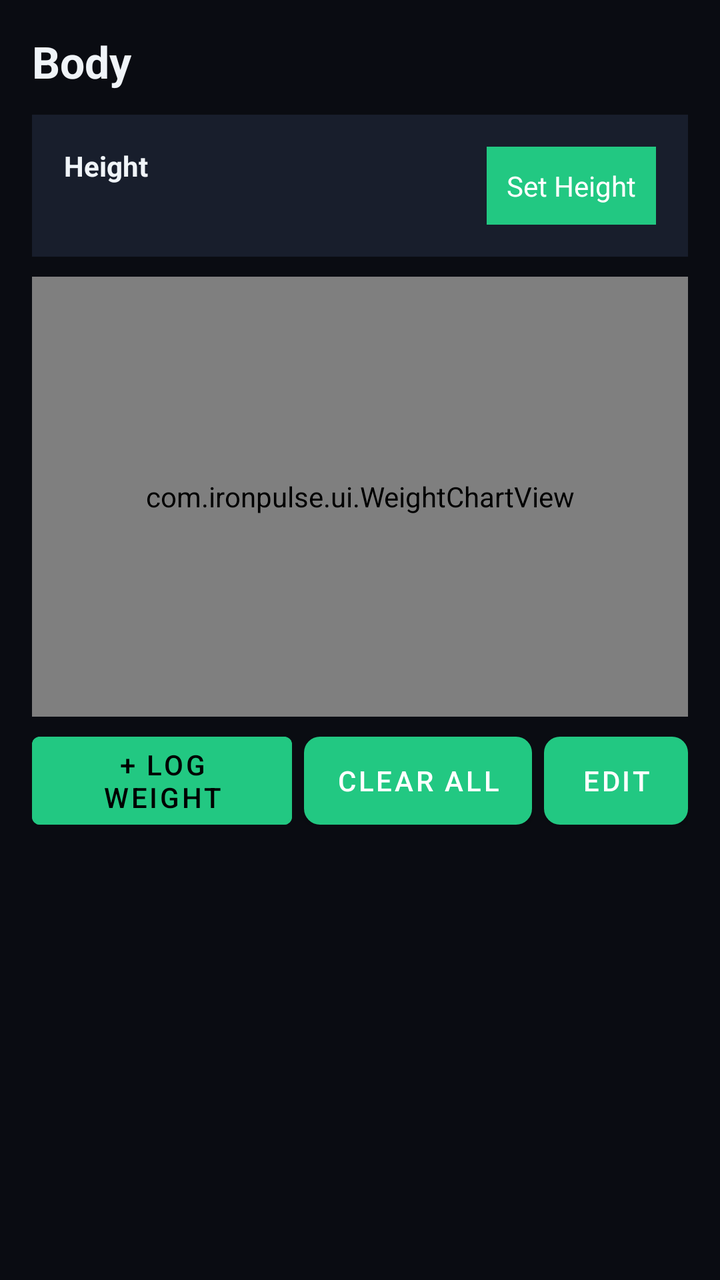
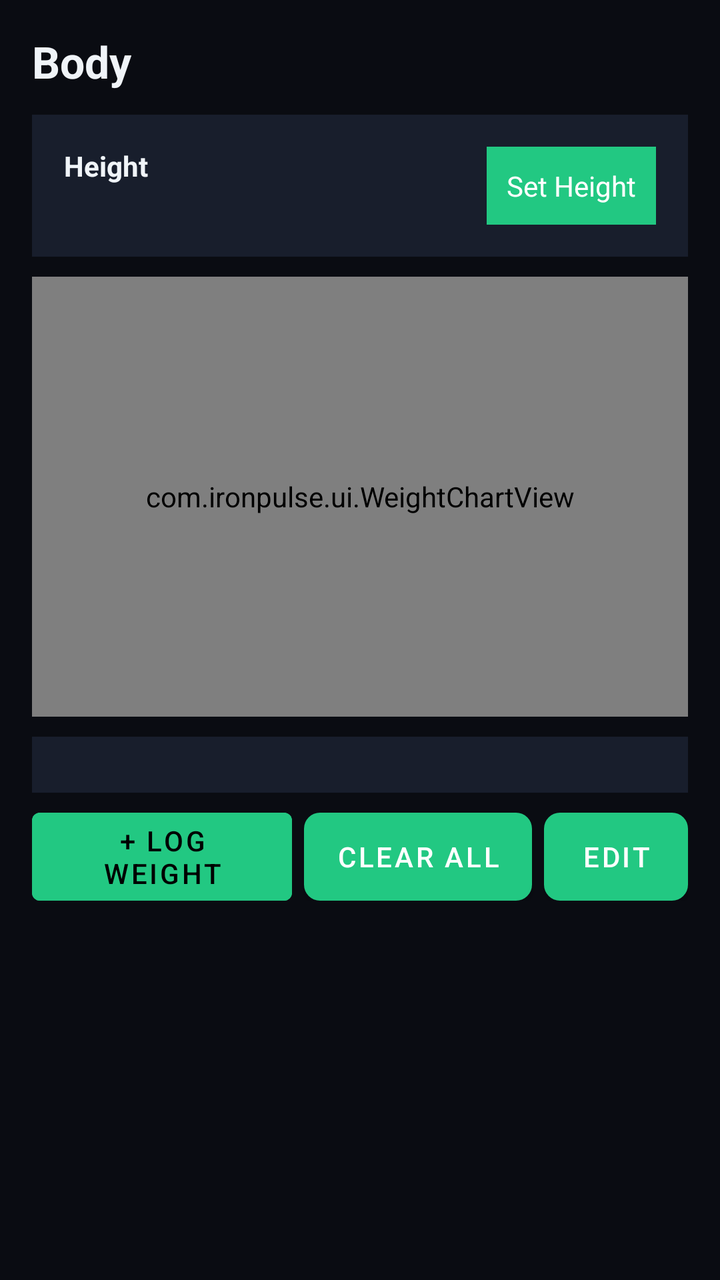

An Android layout rendered at two revisions. The XML below is the earlier revision; the diff shows what the commit changed to produce the second picture.
<!-- AndroidManifest.xml: application theme Theme.IronPulse -->
<!-- res/layout/fragment_body.xml -->
<?xml version="1.0" encoding="utf-8"?>
<LinearLayout xmlns:android="http://schemas.android.com/apk/res/android"
    android:layout_width="match_parent"
    android:layout_height="match_parent"
    android:orientation="vertical"
    android:background="?attr/colorScreenBg"
    android:padding="16dp">

    <TextView android:text="Body" android:textColor="?attr/colorTextPrimary"
        android:textSize="22sp" android:textStyle="bold"
        android:layout_width="wrap_content" android:layout_height="wrap_content"
        android:layout_marginBottom="12dp"/>

    
    <LinearLayout android:layout_width="match_parent" android:layout_height="wrap_content"
        android:orientation="horizontal" android:background="?attr/colorCardBg"
        android:padding="16dp" android:layout_marginBottom="10dp">
        <LinearLayout android:layout_width="0dp" android:layout_height="wrap_content"
            android:layout_weight="1" android:orientation="vertical">
            <TextView android:text="Height" android:textColor="?attr/colorTextPrimary"
                android:textSize="14sp" android:textStyle="bold"
                android:layout_width="wrap_content" android:layout_height="wrap_content"/>
            <TextView android:id="@+id/last_weighed" android:textColor="?attr/colorTextMuted"
                android:textSize="12sp"
                android:layout_width="wrap_content" android:layout_height="wrap_content"/>
        </LinearLayout>
        <TextView android:id="@+id/btn_set_height" android:text="Set Height"
            android:textColor="@color/white" android:background="@color/accent"
            android:padding="10dp"
            android:layout_width="wrap_content" android:layout_height="wrap_content"/>
    </LinearLayout>

    
    <com.ironpulse.ui.WeightChartView
        android:id="@+id/weight_chart"
        android:layout_width="match_parent"
        android:layout_height="220dp"
        android:layout_marginBottom="10dp"/>

    
    <LinearLayout
        android:id="@+id/goal_container"
        android:layout_width="match_parent"
        android:layout_height="wrap_content"
        android:orientation="vertical"
        android:background="?attr/colorCardBg"
        android:padding="14dp"
        android:layout_marginBottom="10dp"
        android:visibility="gone"/>

    
    <LinearLayout
        android:layout_width="match_parent"
        android:layout_height="44dp"
        android:orientation="horizontal"
        android:gravity="center_vertical"
        android:layout_marginBottom="10dp">
        <Button android:id="@+id/btn_add_weight" android:text="+ Log Weight"
            android:layout_width="0dp" android:layout_height="match_parent"
            android:layout_weight="1" android:layout_marginEnd="6dp"
            android:minHeight="0dp" android:insetTop="0dp" android:insetBottom="0dp"
            android:backgroundTint="@color/accent"/>
        <Button android:id="@+id/btn_clear_weight" android:text="Clear All"
            android:layout_width="wrap_content" android:layout_height="match_parent"
            android:layout_marginEnd="6dp"
            android:minHeight="0dp" android:insetTop="0dp" android:insetBottom="0dp"
            android:textColor="@color/white"
            android:background="@drawable/btn_danger"/>
        <Button android:id="@+id/btn_body_edit" android:text="Edit"
            android:layout_width="wrap_content" android:layout_height="match_parent"
            android:minWidth="72dp" android:minHeight="0dp"
            android:insetTop="0dp" android:insetBottom="0dp"
            android:textColor="@color/white"
            android:background="@drawable/btn_secondary"/>
    </LinearLayout>

    <androidx.recyclerview.widget.RecyclerView
        android:id="@+id/body_recycler"
        android:layout_width="match_parent"
        android:layout_height="0dp"
        android:layout_weight="1"
        android:overScrollMode="never"/>

</LinearLayout>
<!-- resources referenced by this layout -->
<resources>
  <color name="accent">#22C882</color>
  <color name="white">#FFFFFF</color>
  <!-- drawable btn_danger (drawable) -->
  <?xml version="1.0" encoding="utf-8"?>
  <ripple xmlns:android="http://schemas.android.com/apk/res/android"
      android:color="@color/ripple_color">
      <item>
          <shape android:shape="rectangle">
              <solid android:color="@color/danger"/>
              <corners android:radius="8dp"/>
          </shape>
      </item>
  </ripple>
  <!-- drawable btn_secondary (drawable) -->
  <?xml version="1.0" encoding="utf-8"?>
  <ripple xmlns:android="http://schemas.android.com/apk/res/android"
      android:color="@color/ripple_color">
      <item>
          <shape android:shape="rectangle">
              <solid android:color="@color/panel_mid"/>
              <corners android:radius="8dp"/>
          </shape>
      </item>
  </ripple>
  <style name="Theme.IronPulse" parent="Theme.MaterialComponents.NoActionBar">
          <item name="android:windowLightStatusBar">false</item>
          <item name="android:windowLightNavigationBar">false</item>
          <item name="colorPrimary">@color/accent</item>
          <item name="colorPrimaryDark">@color/accent_dark</item>
          <item name="colorAccent">@color/accent</item>
          <item name="android:windowBackground">@color/bg_dark</item>
          <item name="android:textColor">@color/text_primary</item>
          <item name="android:colorBackground">@color/bg_dark</item>
          <item name="colorScreenBg">@color/bg_dark</item>
          <item name="colorCardBg">@color/card_bg</item>
          <item name="colorPanelBg">@color/panel_dark</item>
          <item name="colorTextPrimary">@color/text_primary</item>
          <item name="colorTextMuted">@color/text_muted</item>
          <item name="calToday">@color/cal_today</item>
          <item name="calRest">@color/cal_rest</item>
          <item name="calWorkout">@color/cal_workout</item>
          <item name="calEmpty">@color/cal_empty</item>
          <item name="calSelected">@color/cal_selected</item>
          <item name="streakTrack">@color/panel_mid</item>
          <item name="colorFieldBg">@color/field_bg</item>
          <item name="colorBorder">@color/border</item>
      </style>
  <color name="ripple_color">#33FFFFFF</color>
  <color name="danger">#E64444</color>
  <color name="panel_mid">#202834</color>
  <color name="accent_dark">#0E8E5A</color>
  <color name="bg_dark">#0A0C12</color>
  <color name="text_primary">#F0F4F8</color>
  <color name="card_bg">#181E2C</color>
  <color name="panel_dark">#14192A</color>
  <color name="text_muted">#72889E</color>
  <color name="cal_today">#14508A</color>
  <color name="cal_rest">#123230</color>
  <color name="cal_workout">#5A2A10</color>
  <color name="cal_empty">#141A24</color>
  <color name="cal_selected">#1E3A4C</color>
  <color name="field_bg">#10141E</color>
  <color name="border">#30404E</color>
</resources>

<!-- the commit's change to res/layout/fragment_body.xml (unified diff, before → after) -->
@@ -50,6 +50,16 @@
 
     
     <LinearLayout
+        android:id="@+id/measure_container"
+        android:layout_width="match_parent"
+        android:layout_height="wrap_content"
+        android:orientation="vertical"
+        android:background="?attr/colorCardBg"
+        android:padding="14dp"
+        android:layout_marginBottom="10dp"/>
+
+    
+    <LinearLayout
         android:layout_width="match_parent"
         android:layout_height="44dp"
         android:orientation="horizontal"
